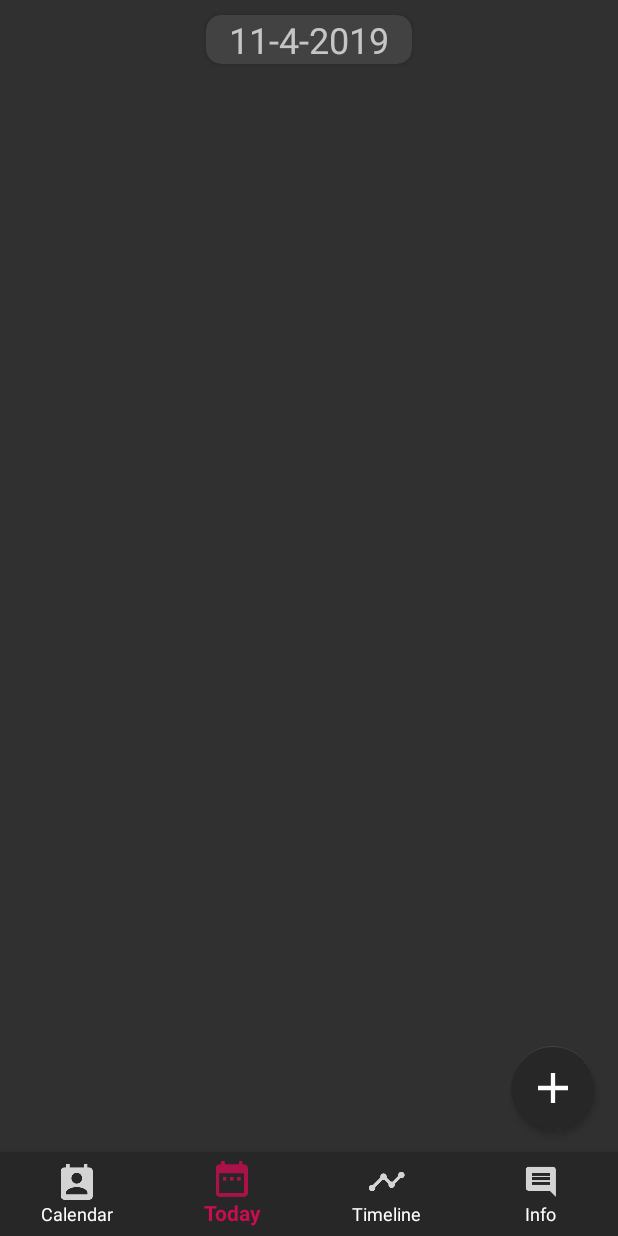
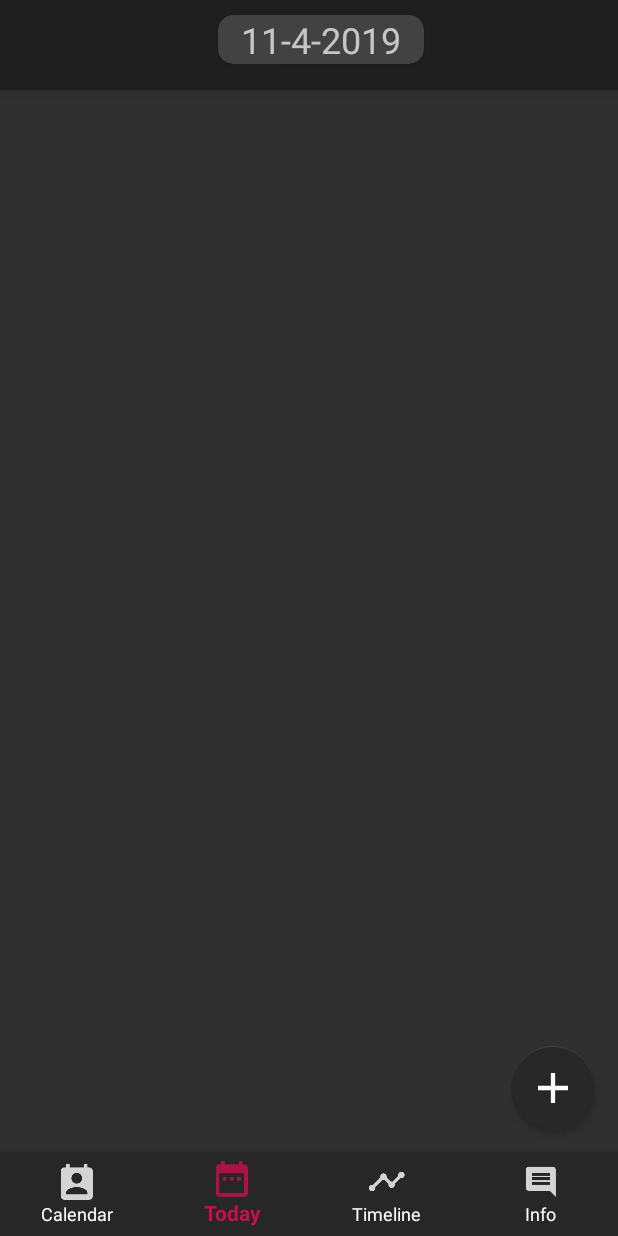
Before and after one commit to Aredruss/Octolendar, an Android app: the screen it shows after launch (MainActivity), item 2 of the bottom bar chosen, on a phone screen of 412 x 824 dp. Run offline under Robolectric (Android 15) with nearby library versions, the phone set to English and light mode, and no system bars; Roboto replaces fonts that are not available here.

Commit message:
Fragment markdown adjustments.

```diff
--- a/app/src/main/res/layout/planned_events_fragment.xml
+++ b/app/src/main/res/layout/planned_events_fragment.xml
@@ -2,18 +2,27 @@
 <LinearLayout xmlns:android="http://schemas.android.com/apk/res/android"
     xmlns:app="http://schemas.android.com/apk/res-auto"
     android:layout_width="match_parent"
-    android:layout_height="match_parent">
+    android:layout_height="match_parent"
+    android:orientation="vertical">
+
+    <android.support.v7.widget.Toolbar
+        android:layout_width="match_parent"
+        android:layout_height="@dimen/dimen_60dp"
+        android:background="@color/colorDarker"
+        android:elevation="@dimen/dimen_greater_elevation">
 
         <LinearLayout
             android:layout_width="match_parent"
             android:layout_height="match_parent"
-        android:orientation="vertical">
+            android:gravity="center"
+            android:orientation="horizontal"
+            android:paddingTop="@dimen/dimen_10dp">
 
             <android.support.v7.widget.CardView
                 android:layout_width="wrap_content"
                 android:layout_height="wrap_content"
                 android:layout_gravity="center_horizontal"
-            android:layout_marginTop="@dimen/dimen_10dp"
+                android:layout_marginTop="@dimen/dimen_15dp"
                 app:cardCornerRadius="@dimen/dimen_info_card_corner_radius">
 
                 <TextView
@@ -29,6 +38,9 @@
                     android:textAlignment="center"
                     android:textSize="24sp" />
             </android.support.v7.widget.CardView>
+        </LinearLayout>
+
+    </android.support.v7.widget.Toolbar>
 
     <FrameLayout
         android:id="@+id/eventFragmentFrameLayout"
@@ -60,7 +72,4 @@
             app:elevation="@dimen/dimen_elevation"
             app:srcCompat="@drawable/ic_action_add" />
     </FrameLayout>
-
-
 </LinearLayout>
-</LinearLayout>
```
Lines whose indentation alone changed are shown as unchanged.
